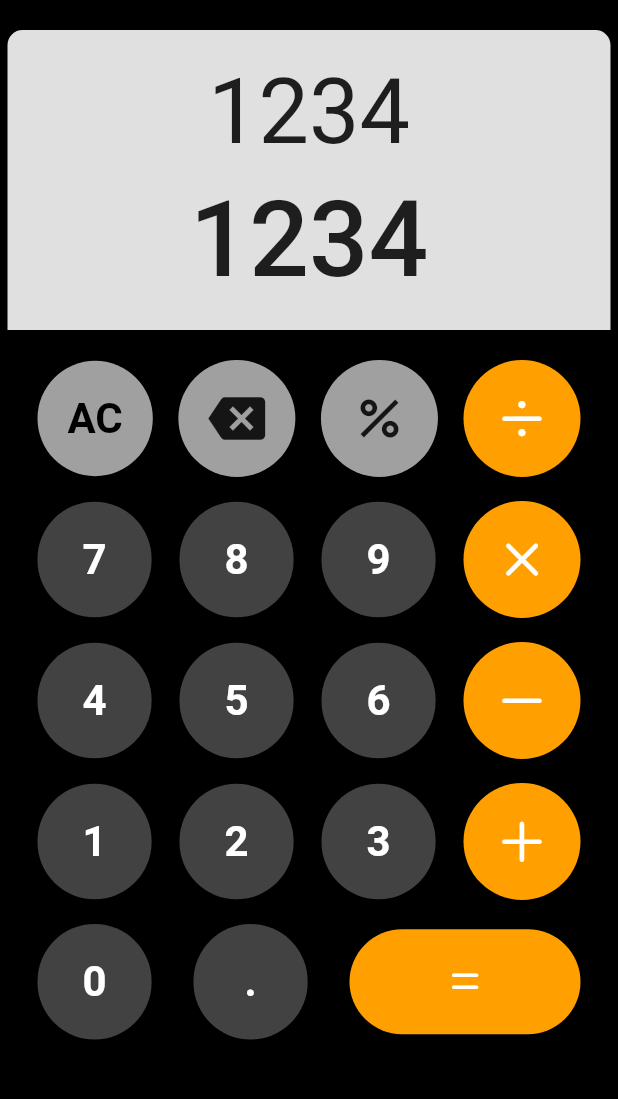
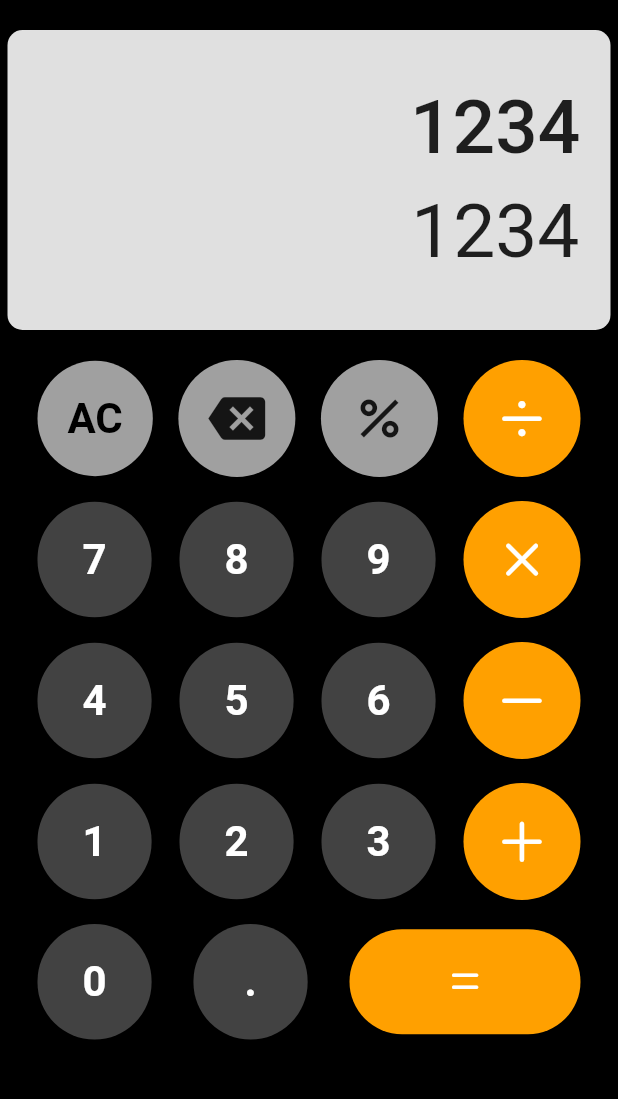
Before and after one commit to ashutosh7i/material_calculator, a Flutter app: the screen it shows after launch, on a phone screen of 412 x 824 dp, the part 84-1183 px from its top. Run offline on Flutter 3.47's test engine with Material 2 defaults, Android fonts, the phone set to English and light mode, and no system bars.

Commit message:
update: ui completed.

```diff
--- a/lib/main.dart
+++ b/lib/main.dart
@@ -39,30 +39,36 @@ class _MyCalcState extends State<MyCalc> {
                       decoration: BoxDecoration(
                           color: Colors.grey.shade300,
                           borderRadius: BorderRadius.only(
+                              bottomLeft: Radius.circular(10),
+                              bottomRight: Radius.circular(10),
                               topLeft: Radius.circular(10),
                               topRight: Radius.circular(10))),
+                      padding: EdgeInsets.fromLTRB(0, 0, 20, 0),
+                      child: Align(
+                        alignment: Alignment.centerRight,
                         child: Column(
                           children: [
                             Spacer(),
-                        //realtime
+                            //operands with operators
                             Text(
                               "1234",
                               style: TextStyle(
-                              fontSize: 60, fontWeight: FontWeight.w400),
+                                  fontSize: 50, fontWeight: FontWeight.w500),
                             ),
                             SizedBox(
                               height: 10,
                             ),
-                        //answer
+                            //final answer
+
                             Text(
                               "1234",
                               style: TextStyle(
-                              fontSize: 70, fontWeight: FontWeight.w500),
+                                  fontSize: 50, fontWeight: FontWeight.w400),
                             ),
                             Spacer()
                           ],
                         ),
-                  ),
+                      )),
                   //symbol section
                   Container(
                     padding: EdgeInsets.all(20),
@@ -71,7 +77,7 @@ class _MyCalcState extends State<MyCalc> {
                         //row1
                         Row(
                           children: [
-                            //button1
+                            //button1 clear all
                             Container(
                               decoration: BoxDecoration(
                                 color: Color.fromRGBO(160, 160, 160, 1),
@@ -88,7 +94,7 @@ class _MyCalcState extends State<MyCalc> {
                               ),
                             ),
                             Spacer(),
-                            //button2
+                            //button2 backspace
                             Container(
                               decoration: BoxDecoration(
                                 color: Color.fromRGBO(160, 160, 160, 1),
@@ -102,7 +108,7 @@ class _MyCalcState extends State<MyCalc> {
                               ),
                             ),
                             Spacer(),
-                            //button3
+                            //button3 percentage sign
                             Container(
                                 decoration: BoxDecoration(
                                   color: Color.fromRGBO(160, 160, 160, 1),
@@ -115,7 +121,7 @@ class _MyCalcState extends State<MyCalc> {
                                   size: 38,
                                 )),
                             Spacer(),
-                            //button4
+                            //button4 divide button
                             Container(
                               decoration: BoxDecoration(
                                 color: Colors.amber.shade700,
@@ -137,7 +143,7 @@ class _MyCalcState extends State<MyCalc> {
                         //row2
                         Row(
                           children: [
-                            //button1
+                            //button1 7 number
                             Container(
                               decoration: BoxDecoration(
                                 color: Colors.grey.shade800,
@@ -154,7 +160,7 @@ class _MyCalcState extends State<MyCalc> {
                               ),
                             ),
                             Spacer(),
-                            //button2
+                            //button2 8 number
                             Container(
                               decoration: BoxDecoration(
                                 color: Colors.grey.shade800,
@@ -171,7 +177,7 @@ class _MyCalcState extends State<MyCalc> {
                               ),
                             ),
                             Spacer(),
-                            //button3
+                            //button3 9 number
                             Container(
                               decoration: BoxDecoration(
                                 color: Colors.grey.shade800,
@@ -188,7 +194,7 @@ class _MyCalcState extends State<MyCalc> {
                               ),
                             ),
                             Spacer(),
-                            //button4
+                            //button4 multiply sign
                             Container(
                               decoration: BoxDecoration(
                                 color: Colors.amber.shade700,
@@ -210,7 +216,7 @@ class _MyCalcState extends State<MyCalc> {
                         //row3
                         Row(
                           children: [
-                            //button1
+                            //button1 4 number
                             Container(
                               decoration: BoxDecoration(
                                 color: Colors.grey.shade800,
@@ -227,7 +233,7 @@ class _MyCalcState extends State<MyCalc> {
                               ),
                             ),
                             Spacer(),
-                            //button2
+                            //button2 5 number
                             Container(
                               decoration: BoxDecoration(
                                 color: Colors.grey.shade800,
@@ -244,7 +250,7 @@ class _MyCalcState extends State<MyCalc> {
                               ),
                             ),
                             Spacer(),
-                            //button3
+                            //button3 6 number
                             Container(
                               decoration: BoxDecoration(
                                 color: Colors.grey.shade800,
@@ -261,7 +267,7 @@ class _MyCalcState extends State<MyCalc> {
                               ),
                             ),
                             Spacer(),
-                            //button4
+                            //button4 minus sign
                             Container(
                               decoration: BoxDecoration(
                                 color: Colors.amber.shade700,
@@ -283,7 +289,7 @@ class _MyCalcState extends State<MyCalc> {
                         //row4
                         Row(
                           children: [
-                            //button1
+                            //button1 1 number
                             Container(
                               decoration: BoxDecoration(
                                 color: Colors.grey.shade800,
@@ -300,7 +306,7 @@ class _MyCalcState extends State<MyCalc> {
                               ),
                             ),
                             Spacer(),
-                            //button2
+                            //button2 2 number
                             Container(
                               decoration: BoxDecoration(
                                 color: Colors.grey.shade800,
@@ -317,7 +323,7 @@ class _MyCalcState extends State<MyCalc> {
                               ),
                             ),
                             Spacer(),
-                            //button3
+                            //button3 3 number
                             Container(
                               decoration: BoxDecoration(
                                 color: Colors.grey.shade800,
@@ -334,7 +340,7 @@ class _MyCalcState extends State<MyCalc> {
                               ),
                             ),
                             Spacer(),
-                            //button4
+                            //button4 plus sign
                             Container(
                               decoration: BoxDecoration(
                                 color: Colors.amber.shade700,
@@ -356,7 +362,7 @@ class _MyCalcState extends State<MyCalc> {
                         //row5
                         Row(
                           children: [
-                            //button1
+                            //button1 0 number
                             Container(
                               decoration: BoxDecoration(
                                 color: Colors.grey.shade800,
@@ -373,7 +379,7 @@ class _MyCalcState extends State<MyCalc> {
                               ),
                             ),
                             Spacer(),
-                            //button2
+                            //button2 decimal sign
                             Container(
                               decoration: BoxDecoration(
                                 color: Colors.grey.shade800,
@@ -391,7 +397,7 @@ class _MyCalcState extends State<MyCalc> {
                             ),
 
                             Spacer(),
-                            //button3
+                            //button3 equals to sign
                             Container(
                                 decoration: BoxDecoration(
                                   color: Colors.amber.shade700,
```
Lines whose indentation alone changed are shown as unchanged.
